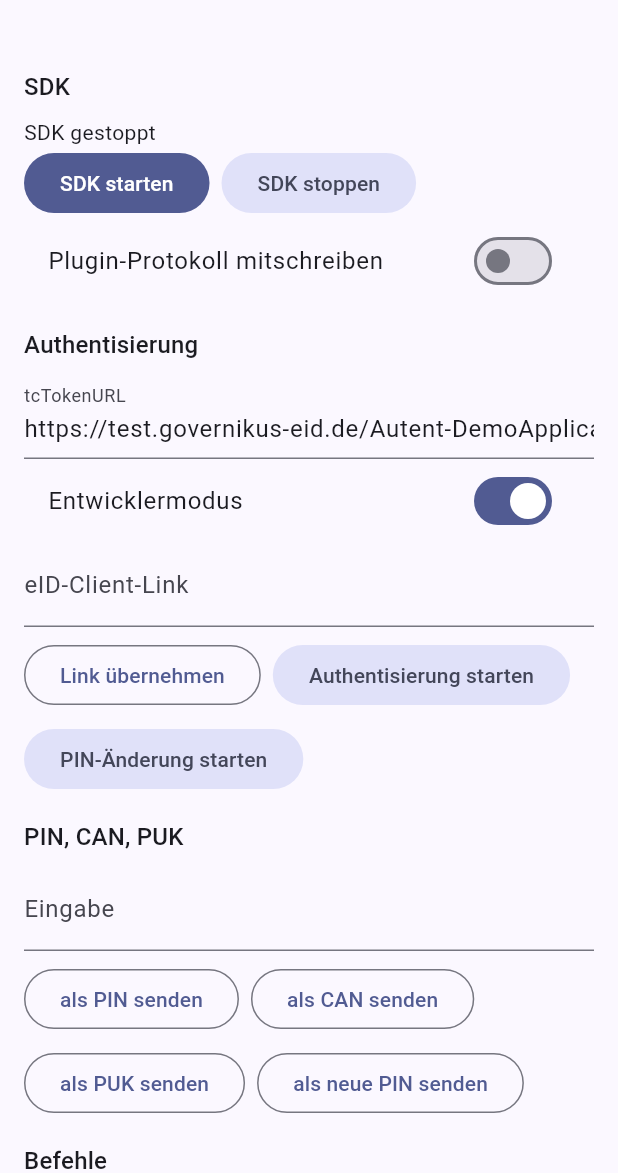
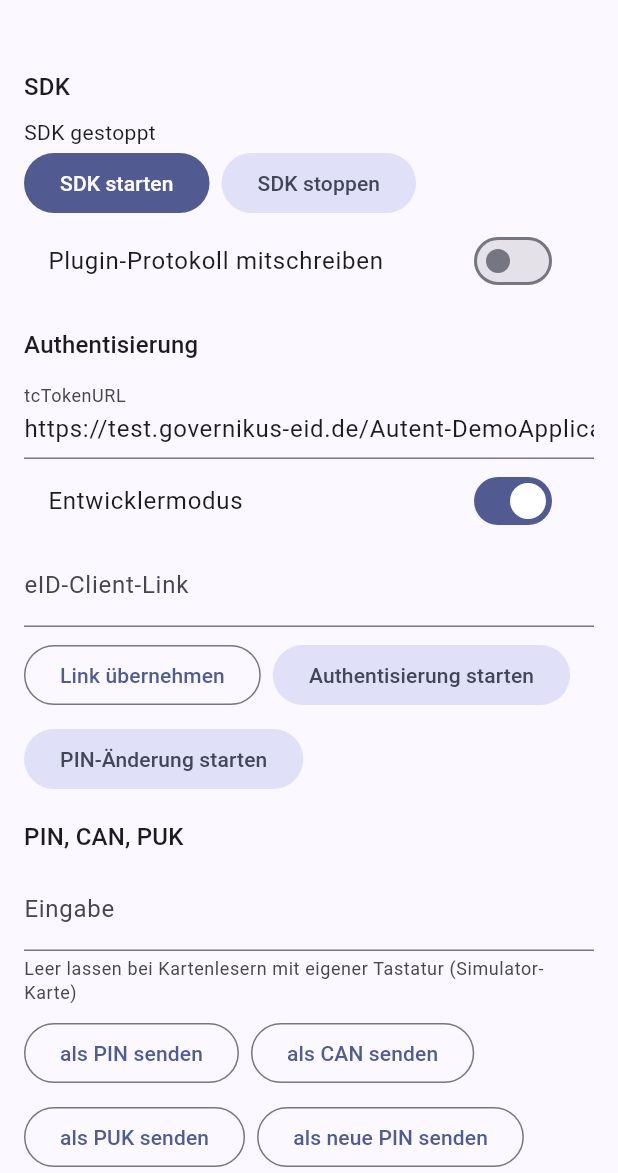
Before and after one commit to OpenReplyDE/flutter_ausweisapp, a Flutter app: the screen it shows after launch, on a phone screen of 412 x 824 dp, the part 63-1236 px from its top. Run offline on Flutter 3.47's test engine with Material 3 defaults, Android fonts, the phone set to English and light mode, and no system bars.

Commit message:
fix(example): send secrets without value for keypad readers and keep errors in the log

```diff
--- a/example/lib/main.dart
+++ b/example/lib/main.dart
@@ -108,6 +108,9 @@ class _TestScreenState extends State<TestScreen> {
       if (name.isNotEmpty) _addLog('Gesendet: $name');
     } on AusweisAppException catch (e) {
       _addLog('Fehler bei $name: $e');
+    } on Object catch (e) {
+      // Only the type: the message of an unexpected error could carry input.
+      _addLog('Unerwarteter Fehler bei $name: ${e.runtimeType}');
     }
   }
 
@@ -125,6 +128,22 @@ class _TestScreenState extends State<TestScreen> {
     });
   }
 
+  void _startAuthentication() {
+    final url = Uri.tryParse(_urlController.text.trim());
+    if (url == null || !url.isAbsolute || url.host.isEmpty) {
+      _addLog('Ungültige tcTokenURL: bitte eine absolute Adresse angeben.');
+      return;
+    }
+    _run(
+      'RUN_AUTH',
+      () => _eid.startAuthentication(
+        tcTokenUrl: url,
+        developerMode: _developerMode,
+        userInfoMessages: _nfcMessages,
+      ),
+    );
+  }
+
   void _setRight(String right, bool on) {
     setState(
       () => on ? _enabledRights.add(right) : _enabledRights.remove(right),
@@ -134,9 +153,11 @@ class _TestScreenState extends State<TestScreen> {
   }
 
   /// Sends the entered secret. The value is never written to the log.
-  void _sendSecret(String name, Future<void> Function(String value) send) {
+  /// An empty field sends the command without a value, as readers with a
+  /// keypad (such as the simulator) require.
+  void _sendSecret(String name, Future<void> Function(String? value) send) {
     final value = _secretController.text;
-    _run(name, () => send(value));
+    _run(name, () => send(value.isEmpty ? null : value));
   }
 
   Widget _button(String label, Future<void> Function() action, {String? name}) {
@@ -227,14 +248,9 @@ class _TestScreenState extends State<TestScreen> {
           onPressed: _useClientLink,
           child: const Text('Link übernehmen'),
         ),
-        _button(
-          'Authentisierung starten',
-          () => _eid.startAuthentication(
-            tcTokenUrl: Uri.parse(_urlController.text.trim()),
-            developerMode: _developerMode,
-            userInfoMessages: _nfcMessages,
-          ),
-          name: 'RUN_AUTH',
+        FilledButton.tonal(
+          onPressed: _startAuthentication,
+          child: const Text('Authentisierung starten'),
         ),
         _button(
           'PIN-Änderung starten',
@@ -252,7 +268,13 @@ class _TestScreenState extends State<TestScreen> {
         controller: _secretController,
         obscureText: true,
         keyboardType: TextInputType.number,
-        decoration: const InputDecoration(labelText: 'Eingabe'),
+        decoration: const InputDecoration(
+          labelText: 'Eingabe',
+          helperText:
+              'Leer lassen bei Kartenlesern mit eigener Tastatur '
+              '(Simulator-Karte)',
+          helperMaxLines: 2,
+        ),
       ),
       const SizedBox(height: 8),
       _wrap([
```
Also changed, not shown: 1 other file.
